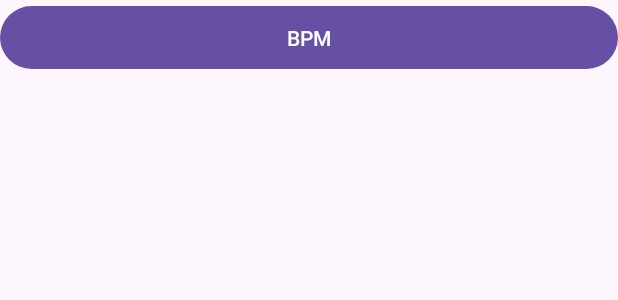
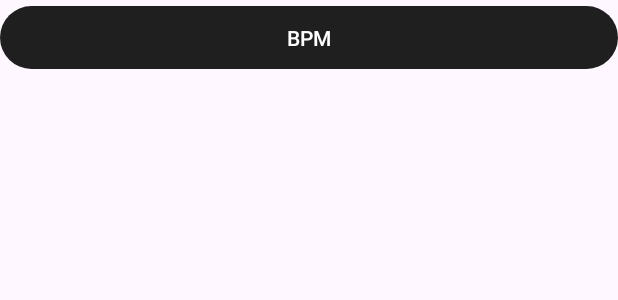
Before and after one commit to eggzdee1/Presetronome, an Android app: the layout bpm_entry_view.xml on its own in the app's theme, with its tools: preview values and no code run, on a phone screen of 412 x 824 dp. Shown: the top 300 px of the screen. Run offline under Robolectric (Android 15) with nearby library versions, the phone set to English and light mode, and no system bars.

Commit message:
Dark theme-ed everything.

```diff
--- a/app/src/main/java/com/eggzdee/presetronome/MyAdapter.java
+++ b/app/src/main/java/com/eggzdee/presetronome/MyAdapter.java
@@ -26,7 +26,7 @@ public class MyAdapter extends RecyclerView.Adapter<MyViewHolder>
     @NonNull
     @Override
     public MyViewHolder onCreateViewHolder(@NonNull ViewGroup parent, int viewType) {
-        return new MyViewHolder(LayoutInflater.from(context).inflate(R.layout.bpm_entry_view, parent, false));
+        return new MyViewHolder(LayoutInflater.from(parent.getContext()).inflate(R.layout.bpm_entry_view, parent, false));
     }
 
     @Override
--- a/app/src/main/res/layout/activity_main.xml
+++ b/app/src/main/res/layout/activity_main.xml
@@ -4,7 +4,10 @@
 	xmlns:tools="http://schemas.android.com/tools"
 	android:layout_width="match_parent"
 	android:layout_height="match_parent"
-	tools:context=".MainActivity">
+	tools:context=".MainActivity"
+	android:background="@color/black"
+	android:theme="@style/grayTheme"
+	android:fitsSystemWindows="true">
 
 	<!--
 	<Button
@@ -28,7 +31,9 @@
 		android:hint="Enter BPM"
 		android:inputType="number"
 		app:layout_constraintStart_toStartOf="parent"
-		app:layout_constraintTop_toTopOf="parent" />
+		app:layout_constraintTop_toTopOf="parent"
+		android:textColor="@color/white"
+		android:textColorHint="@color/lightGray"/>
 
 	<Button
 		android:id="@+id/addButton"
--- a/app/src/main/res/layout/bpm_entry_view.xml
+++ b/app/src/main/res/layout/bpm_entry_view.xml
@@ -3,7 +3,8 @@
     xmlns:app="http://schemas.android.com/apk/res-auto"
     android:layout_width="match_parent"
     android:layout_height="wrap_content"
-    xmlns:tools="http://schemas.android.com/tools">
+    xmlns:tools="http://schemas.android.com/tools"
+    android:theme="@style/grayTheme">
 
     <Button
         android:id="@+id/bpmButton"
--- a/app/src/main/res/values-night/themes.xml
+++ b/app/src/main/res/values-night/themes.xml
@@ -1,7 +1,23 @@
 <resources xmlns:tools="http://schemas.android.com/tools">
     <!-- Base application theme. -->
     <style name="Base.Theme.Presetronome" parent="Theme.Material3.DayNight.NoActionBar">
-        <!-- Customize your dark theme here. -->
-        <!-- <item name="colorPrimary">@color/my_dark_primary</item> -->
+        <!-- Customize your light theme here. -->
+        <!-- <item name="colorPrimary">@color/my_light_primary</item> -->
+        <item name="android:windowTranslucentStatus">true</item>
+        <item name="android:windowTranslucentNavigation">true</item>
+        <item name="colorOnPrimary">@color/white</item>
     </style>
+
+    <style name="Theme.Presetronome" parent="Base.Theme.Presetronome" />
+    <style name="grayTheme" parent="Theme.AppCompat">
+        <item name="colorPrimary">@color/darkGray</item>
+        <item name="colorPrimaryDark">@color/black</item>
+        <item name="android:textColorPrimary">@color/white</item>
+        <item name="android:windowBackground">@color/black</item>
+        <item name="android:navigationBarColor">@color/black</item>
+        <item name="colorControlNormal">@color/lightGray</item>
+        <item name="colorControlActivated">@color/lightGray</item>
+        <item name="colorControlHighlight">@color/lightGray</item>
+    </style>
+
 </resources>
--- a/app/src/main/res/values/colors.xml
+++ b/app/src/main/res/values/colors.xml
@@ -1,5 +1,8 @@
 <?xml version="1.0" encoding="utf-8"?>
 <resources>
-    <color name="black">#FF000000</color>
+    <color name="black">#000000</color>
     <color name="white">#FFFFFFFF</color>
+    <color name="lightGray">#B4B4B4</color>
+    <color name="darkGray">#1F1F1F</color>
+    <color name="red">#FF0000</color>
 </resources>
--- a/app/src/main/res/values/themes.xml
+++ b/app/src/main/res/values/themes.xml
@@ -3,7 +3,20 @@
     <style name="Base.Theme.Presetronome" parent="Theme.Material3.DayNight.NoActionBar">
         <!-- Customize your light theme here. -->
         <!-- <item name="colorPrimary">@color/my_light_primary</item> -->
+        <item name="android:windowTranslucentStatus">true</item>
+        <item name="android:windowTranslucentNavigation">true</item>
     </style>
 
     <style name="Theme.Presetronome" parent="Base.Theme.Presetronome" />
+    <style name="grayTheme" parent="Theme.AppCompat">
+        <item name="colorPrimary">@color/darkGray</item>
+        <item name="colorPrimaryDark">@color/black</item>
+        <item name="android:textColorPrimary">@color/white</item>
+        <item name="android:windowBackground">@color/black</item>
+        <item name="android:navigationBarColor">@color/black</item>
+        <item name="colorControlNormal">@color/lightGray</item>
+        <item name="colorControlActivated">@color/lightGray</item>
+        <item name="colorControlHighlight">@color/lightGray</item>
+    </style>
+
 </resources>
```
